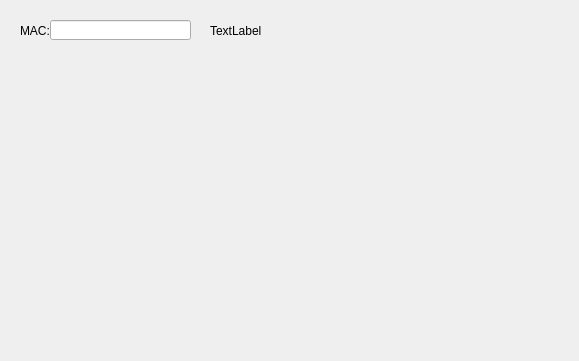
Old version of the form mac.ui in the repository dreddkrd/netcalc.
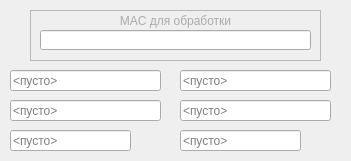
New version of the form.

Diff of the .ui file:
```diff
--- a/mac.ui
+++ b/mac.ui
@@ -9,8 +9,8 @@
    <rect>
     <x>0</x>
     <y>0</y>
-    <width>579</width>
-    <height>361</height>
+    <width>351</width>
+    <height>161</height>
    </rect>
   </property>
   <property name="mouseTracking">
@@ -20,40 +20,181 @@
    <string>MainWindow</string>
   </property>
   <widget class="QWidget" name="centralwidget">
-   <widget class="QLineEdit" name="lineEdit">
+   <widget class="QFrame" name="frame">
     <property name="geometry">
      <rect>
-      <x>50</x>
-      <y>20</y>
-      <width>141</width>
-      <height>20</height>
+      <x>30</x>
+      <y>10</y>
+      <width>291</width>
+      <height>51</height>
      </rect>
     </property>
+    <property name="frameShape">
+     <enum>QFrame::StyledPanel</enum>
+    </property>
+    <property name="frameShadow">
+     <enum>QFrame::Raised</enum>
+    </property>
+    <widget class="QLineEdit" name="lineEdit">
+     <property name="geometry">
+      <rect>
+       <x>10</x>
+       <y>20</y>
+       <width>271</width>
+       <height>20</height>
+      </rect>
+     </property>
+     <property name="styleSheet">
+      <string notr="true">font: 10pt &quot;Courier New&quot;;</string>
+     </property>
+    </widget>
+    <widget class="QLabel" name="label_2">
+     <property name="geometry">
+      <rect>
+       <x>10</x>
+       <y>0</y>
+       <width>271</width>
+       <height>21</height>
+      </rect>
+     </property>
+     <property name="styleSheet">
+      <string notr="true">color: rgb(171, 171, 171);</string>
+     </property>
+     <property name="text">
+      <string>MAC для обработки</string>
+     </property>
+     <property name="textFormat">
+      <enum>Qt::AutoText</enum>
+     </property>
+     <property name="scaledContents">
+      <bool>false</bool>
+     </property>
+     <property name="alignment">
+      <set>Qt::AlignCenter</set>
+     </property>
+     <property name="wordWrap">
+      <bool>false</bool>
+     </property>
+    </widget>
    </widget>
-   <widget class="QLabel" name="label">
+   <widget class="QLineEdit" name="lineEdit_2">
+    <property name="enabled">
+     <bool>true</bool>
+    </property>
     <property name="geometry">
      <rect>
-      <x>20</x>
-      <y>20</y>
-      <width>31</width>
+      <x>10</x>
+      <y>70</y>
+      <width>151</width>
       <height>21</height>
      </rect>
     </property>
+    <property name="styleSheet">
+     <string notr="true">font: 10pt &quot;Courier New&quot;;</string>
+    </property>
     <property name="text">
-     <string>MAC:</string>
+     <string/>
     </property>
+    <property name="readOnly">
+     <bool>true</bool>
+    </property>
+    <property name="placeholderText">
+     <string>&lt;пусто&gt;</string>
+    </property>
    </widget>
-   <widget class="QLabel" name="label_2">
+   <widget class="QLineEdit" name="lineEdit_3">
     <property name="geometry">
      <rect>
-      <x>210</x>
-      <y>20</y>
-      <width>91</width>
+      <x>180</x>
+      <y>70</y>
+      <width>151</width>
       <height>21</height>
      </rect>
     </property>
-    <property name="text">
-     <string>TextLabel</string>
+    <property name="styleSheet">
+     <string notr="true">font: 10pt &quot;Courier New&quot;;</string>
+    </property>
+    <property name="readOnly">
+     <bool>true</bool>
+    </property>
+    <property name="placeholderText">
+     <string>&lt;пусто&gt;</string>
+    </property>
+   </widget>
+   <widget class="QLineEdit" name="lineEdit_4">
+    <property name="geometry">
+     <rect>
+      <x>10</x>
+      <y>100</y>
+      <width>151</width>
+      <height>21</height>
+     </rect>
+    </property>
+    <property name="styleSheet">
+     <string notr="true">font: 10pt &quot;Courier New&quot;;</string>
+    </property>
+    <property name="readOnly">
+     <bool>true</bool>
+    </property>
+    <property name="placeholderText">
+     <string>&lt;пусто&gt;</string>
+    </property>
+   </widget>
+   <widget class="QLineEdit" name="lineEdit_5">
+    <property name="geometry">
+     <rect>
+      <x>180</x>
+      <y>100</y>
+      <width>151</width>
+      <height>21</height>
+     </rect>
+    </property>
+    <property name="styleSheet">
+     <string notr="true">font: 10pt &quot;Courier New&quot;;</string>
+    </property>
+    <property name="readOnly">
+     <bool>true</bool>
+    </property>
+    <property name="placeholderText">
+     <string>&lt;пусто&gt;</string>
+    </property>
+   </widget>
+   <widget class="QLineEdit" name="lineEdit_6">
+    <property name="geometry">
+     <rect>
+      <x>10</x>
+      <y>130</y>
+      <width>121</width>
+      <height>21</height>
+     </rect>
+    </property>
+    <property name="styleSheet">
+     <string notr="true">font: 10pt &quot;Courier New&quot;;</string>
+    </property>
+    <property name="readOnly">
+     <bool>true</bool>
+    </property>
+    <property name="placeholderText">
+     <string>&lt;пусто&gt;</string>
+    </property>
+   </widget>
+   <widget class="QLineEdit" name="lineEdit_7">
+    <property name="geometry">
+     <rect>
+      <x>180</x>
+      <y>130</y>
+      <width>121</width>
+      <height>21</height>
+     </rect>
+    </property>
+    <property name="styleSheet">
+     <string notr="true">font: 10pt &quot;Courier New&quot;;</string>
+    </property>
+    <property name="readOnly">
+     <bool>true</bool>
+    </property>
+    <property name="placeholderText">
+     <string>&lt;пусто&gt;</string>
     </property>
    </widget>
   </widget>
```
Left out of the diff: 2 changed lines with no effect on the pictures.
